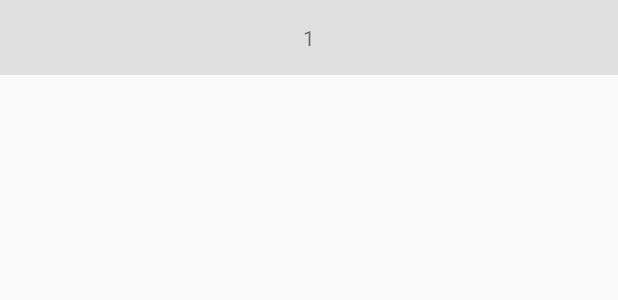
After one commit to 15806905685/GitFirst, an Android app: the layout recycle_view_item.xml on its own in the app's theme, with its tools: preview values and no code run, on a phone screen of 412 x 824 dp. The commit adds this screen. Shown: the top 300 px of the screen. Run offline under Robolectric (Android 15) with nearby library versions, the phone set to English and light mode, and no system bars.

Commit message:
i修改项目icon

```diff
--- a/app/build.gradle
+++ b/app/build.gradle
@@ -23,4 +23,5 @@ dependencies {
     compile fileTree(dir: 'libs', include: ['*.jar'])
     testCompile 'junit:junit:4.12'
     compile 'com.android.support:appcompat-v7:24.2.0'
+    compile 'com.android.support:recyclerview-v7:24.2.0'
 }
--- a/app/src/main/AndroidManifest.xml
+++ b/app/src/main/AndroidManifest.xml
@@ -4,11 +4,11 @@
 
     <application
         android:allowBackup="true"
-        android:icon="@mipmap/ic_launcher"
+        android:icon="@mipmap/jet_pro"
         android:label="@string/app_name"
         android:supportsRtl="true"
         android:theme="@style/AppTheme">
-        <activity android:name=".MainActivity">
+        <activity android:name=".MainActivity" android:screenOrientation="portrait">
             <intent-filter>
                 <action android:name="android.intent.action.MAIN" />
 
--- /dev/null
+++ b/app/src/main/res/layout/recycle_view_item.xml
@@ -0,0 +1,14 @@
+<?xml version="1.0" encoding="utf-8"?>
+<FrameLayout xmlns:android="http://schemas.android.com/apk/res/android"
+    android:layout_width="match_parent"
+    android:layout_height="wrap_content"
+    android:background="#e0e0e0">
+
+    <TextView
+        android:id="@+id/item_id"
+        android:layout_width="match_parent"
+        android:layout_height="50dp"
+        android:gravity="center"
+        android:text="1"/>
+
+</FrameLayout>
```
Also changed, not shown: app/src/main/java/com/example/jetwang/myfirstgitre/MainActivity.java (+48 -6 lines), app/src/main/res/layout/activity_main.xml (+14 -2 lines), app/src/main/res/mipmap-hdpi/ic_launcher.png (deleted), app/src/main/res/mipmap-hdpi/jet_pro.png (added), app/src/main/res/mipmap-mdpi/ic_launcher.png (deleted), app/src/main/res/mipmap-mdpi/jet_pro.png (added), app/src/main/res/mipmap-xhdpi/ic_launcher.png (deleted), app/src/main/res/mipmap-xhdpi/jet_pro.png (added), app/src/main/res/mipmap-xxhdpi/ic_launcher.png (deleted), app/src/main/res/mipmap-xxhdpi/jet_pro.png (added), app/src/main/res/mipmap-xxxhdpi/ic_launcher.png (deleted), app/src/main/res/mipmap-xxxhdpi/jet_pro.png (added).
